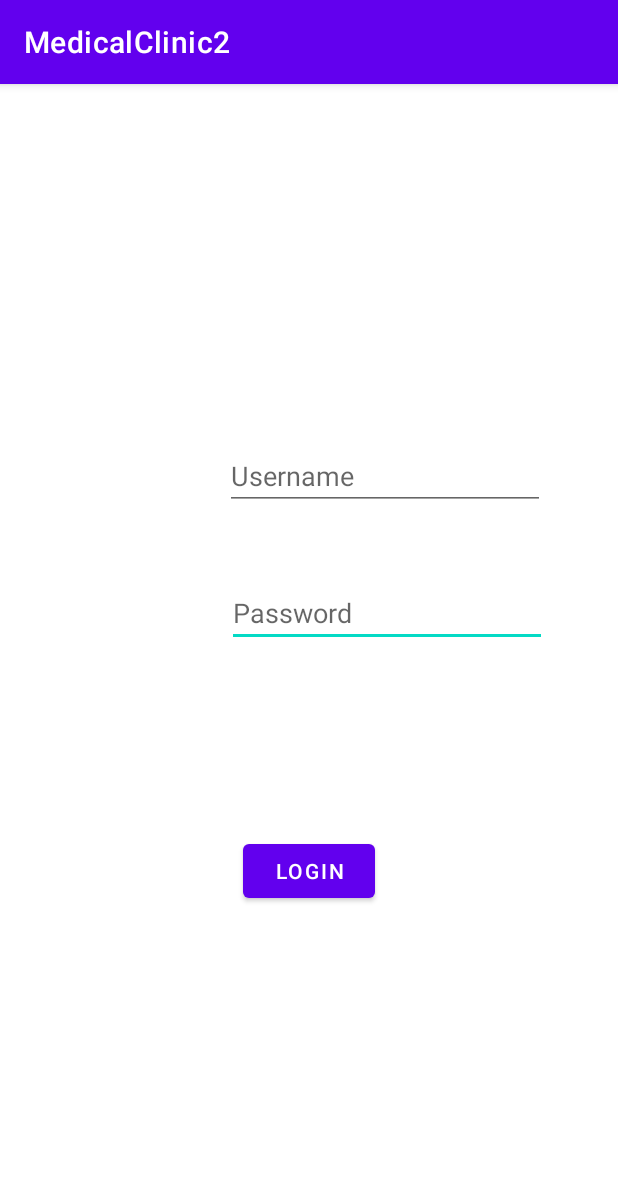
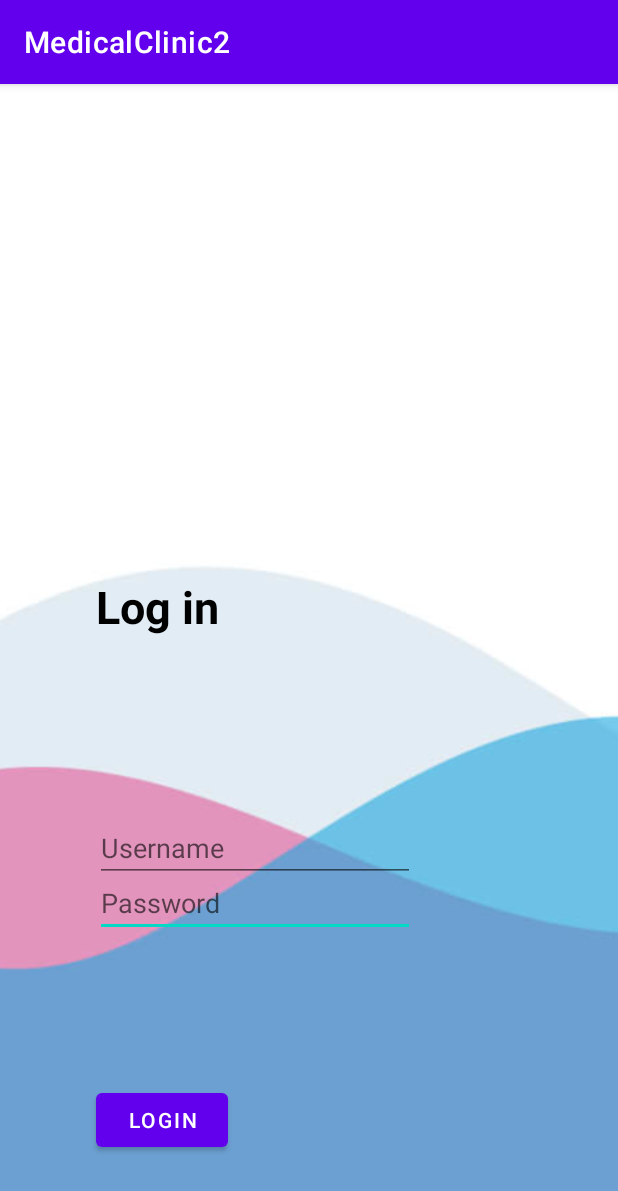
Before and after one commit to SebastianRichiteanu/MedicalClinic, an Android app: the Login screen opened directly, with no data from a screen before it, on a phone screen of 412 x 824 dp. Shown: the top 1191 px of the screen. Run offline under Robolectric (Android 15) with nearby library versions, the phone set to English and light mode, and no system bars.

Commit message:
Login/signup pretty

```diff
--- a/app/src/main/res/layout/activity_login.xml
+++ b/app/src/main/res/layout/activity_login.xml
@@ -5,6 +5,28 @@
     android:layout_width="match_parent"
     android:layout_height="match_parent"
     tools:context=".Login2">
+
+    <ImageView
+        android:id="@+id/imageView"
+        android:layout_width="match_parent"
+        android:layout_height="match_parent"
+        android:scaleType="centerCrop"
+        android:src="@drawable/bg"
+        tools:layout_editor_absoluteX="33dp"
+        tools:layout_editor_absoluteY="48dp" />
+
+    <TextView
+        android:layout_width="107dp"
+        android:layout_height="40dp"
+        android:layout_marginTop="328dp"
+        android:text="Log in"
+        android:textColor="@android:color/black"
+        android:textSize="30sp"
+        android:textStyle="bold"
+        app:layout_constraintEnd_toEndOf="parent"
+        app:layout_constraintHorizontal_bias="0.21"
+        app:layout_constraintStart_toStartOf="parent"
+        app:layout_constraintTop_toTopOf="@+id/imageView" />
 
     <EditText
         android:id="@+id/login_password"
@@ -16,10 +38,10 @@
         android:inputType="textPassword"
         app:layout_constraintBottom_toBottomOf="parent"
         app:layout_constraintEnd_toEndOf="parent"
-        app:layout_constraintHorizontal_bias="0.761"
+        app:layout_constraintHorizontal_bias="0.318"
         app:layout_constraintStart_toStartOf="parent"
         app:layout_constraintTop_toTopOf="parent"
-        app:layout_constraintVertical_bias="0.457" />
+        app:layout_constraintVertical_bias="0.724" />
 
     <Button
         android:id="@+id/login_submit"
@@ -28,9 +50,10 @@
         android:text="@string/login"
         app:layout_constraintBottom_toBottomOf="parent"
         app:layout_constraintEnd_toEndOf="parent"
+        app:layout_constraintHorizontal_bias="0.198"
         app:layout_constraintStart_toStartOf="parent"
         app:layout_constraintTop_toTopOf="parent"
-        app:layout_constraintVertical_bias="0.695" />
+        app:layout_constraintVertical_bias="0.926" />
 
     <EditText
         android:id="@+id/login_username"
@@ -42,8 +65,8 @@
         android:inputType="textPersonName"
         app:layout_constraintBottom_toBottomOf="parent"
         app:layout_constraintEnd_toEndOf="parent"
-        app:layout_constraintHorizontal_bias="0.756"
+        app:layout_constraintHorizontal_bias="0.318"
         app:layout_constraintStart_toStartOf="parent"
         app:layout_constraintTop_toTopOf="parent"
-        app:layout_constraintVertical_bias="0.33" />
+        app:layout_constraintVertical_bias="0.673" />
 </androidx.constraintlayout.widget.ConstraintLayout>
```
Also changed, not shown: app/src/main/res/layout/activity_register.xml (+30 -7 lines), app/src/main/res/drawable/bg.png (added).
